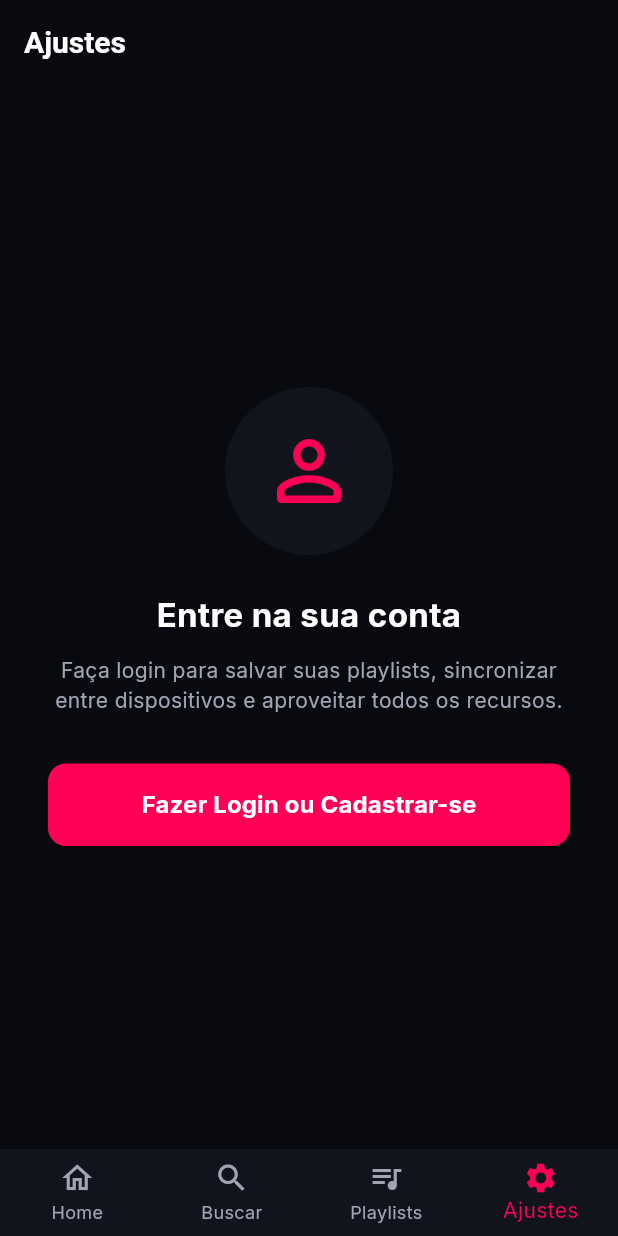
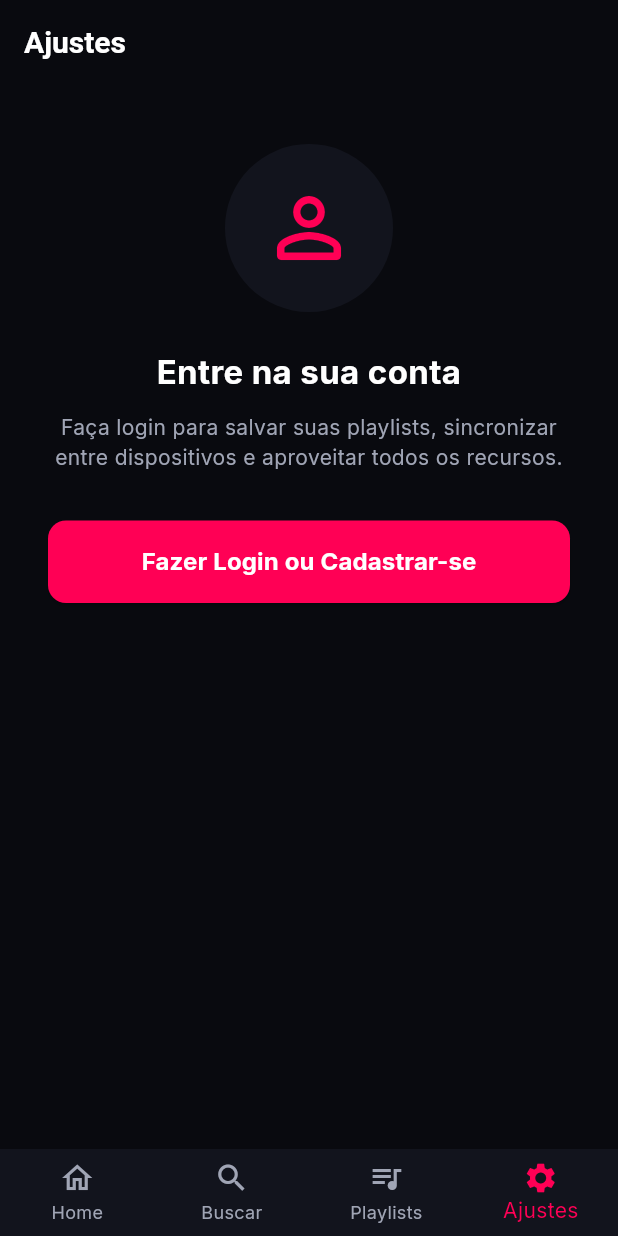
Before and after one commit to artannyel/my_music_online, a Flutter app: the screen it shows after launch, item 4 of the bottom bar chosen, on a phone screen of 412 x 824 dp. Run offline on Flutter 3.47's test engine with Material 3 defaults, Android fonts, the phone set to English and light mode, and no system bars; our stand-ins replace audio_service, cached_network_image, cloud_firestore, cookie_jar, file_picker, firebase_auth and 7 more; missing offline and left inert: dart_ytmusic_api, newpipeextractor_dart, youtube_explode_dart, yt_extractor; accounts and stored records are empty.

Commit message:
fix: resolve RenderFlex overflow in CookiesSettingsScreen by using SingleChildScrollView

```diff
--- a/lib/src/features/settings/presentation/views/cookies_settings_screen.dart
+++ b/lib/src/features/settings/presentation/views/cookies_settings_screen.dart
@@ -33,10 +33,12 @@ class CookiesSettingsScreen extends ConsumerWidget {
   }
 
   Widget _buildGuestView(BuildContext context) {
-    return Center(
-      child: Padding(
-        padding: const EdgeInsets.symmetric(horizontal: 32.0),
-        child: Column(
+    return SingleChildScrollView(
+      physics: const BouncingScrollPhysics(),
+      child: Center(
+        child: Padding(
+          padding: const EdgeInsets.symmetric(horizontal: 32.0, vertical: 40.0),
+          child: Column(
           mainAxisAlignment: MainAxisAlignment.center,
           children: [
             Container(
@@ -96,8 +98,9 @@ class CookiesSettingsScreen extends ConsumerWidget {
           ],
         ),
       ),
-    );
-  }
+    ),
+  );
+}
 
   Widget _buildUserSettings(
     BuildContext context,
@@ -105,14 +108,15 @@ class CookiesSettingsScreen extends ConsumerWidget {
     UserModel user,
     bool isLoggingOut,
   ) {
-    return Padding(
+    return SingleChildScrollView(
+      physics: const BouncingScrollPhysics(),
       padding: const EdgeInsets.all(20.0),
       child: Column(
         children: [
           _buildUserCard(user),
+          const SizedBox(height: 24),
+          _buildMenuSection(context, ref),
           const SizedBox(height: 32),
-          _buildMenuSection(context, ref),
-          const Spacer(),
           _buildLogoutButton(ref, isLoggingOut),
           const SizedBox(height: 20),
         ],
```
